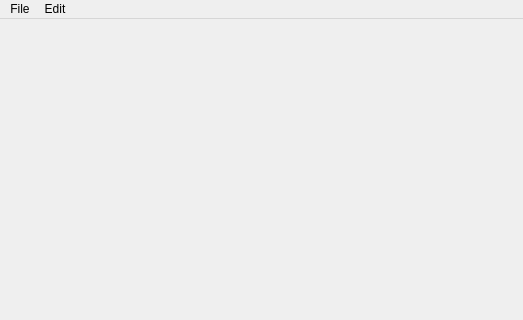
Before: the Qt Designer form ui/mainwindow.ui in taangi1/target_9, drawn with Qt 5; both pictures show x 0 to 523 and y 0 to 320 of the 523 by 626 pixel window.
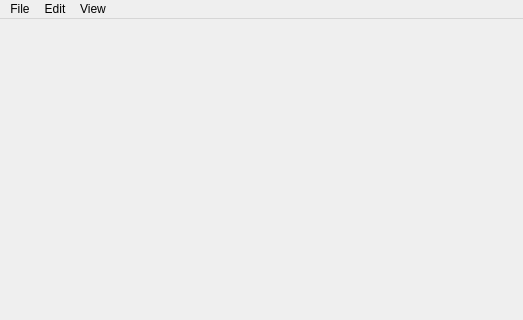
After: the same form once the commit is applied. Custom widgets are drawn as their Qt base class.

Diff of the .ui file:
```diff
--- a/ui/mainwindow.ui
+++ b/ui/mainwindow.ui
@@ -312,8 +312,15 @@
     <addaction name="actionUndo"/>
     <addaction name="actionRedo"/>
    </widget>
+   <widget class="QMenu" name="menuView">
+    <property name="title">
+     <string>View</string>
+    </property>
+    <addaction name="actionShow_Colors"/>
+   </widget>
    <addaction name="menuFile"/>
    <addaction name="menuEdit"/>
+   <addaction name="menuView"/>
   </widget>
   <widget class="QStatusBar" name="statusbar"/>
   <action name="actionNew_Game">
```
Left out of the diff: 26 changed lines with no effect on the pictures.
